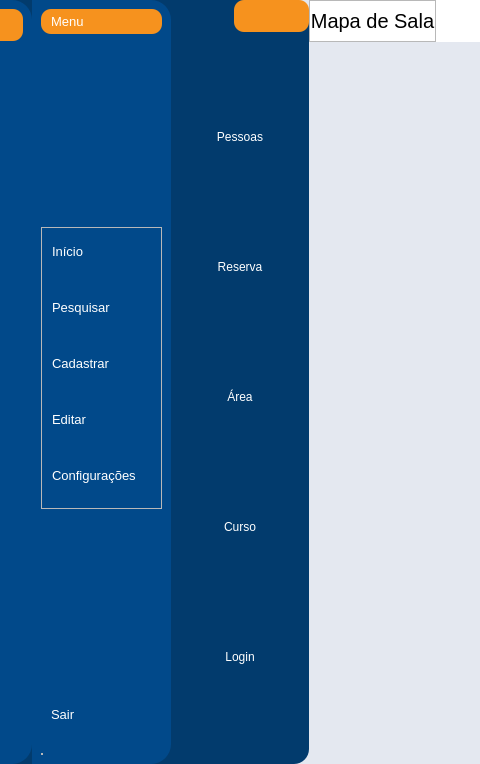
The window that App/view/ui/home.ui (Senac-SOR-ADS/Mapa-de-Sala) describes before a commit, drawn with Qt 5; both pictures show x 85 to 565 and y 0 to 764 of the 1260 by 764 pixel window.
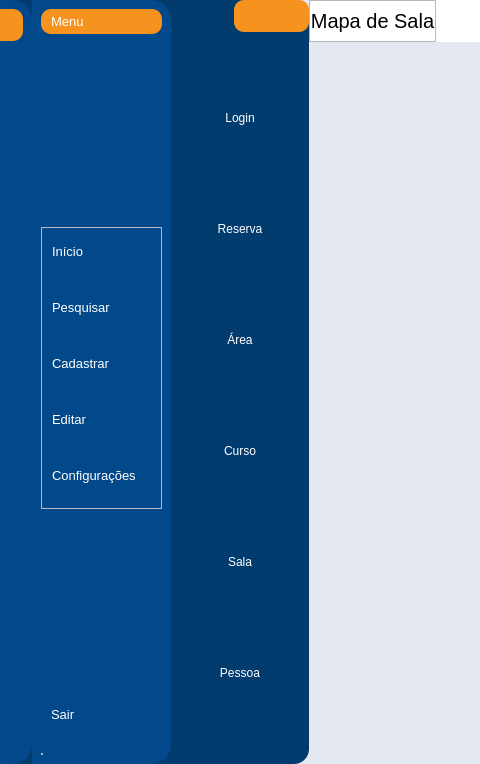
The same window after the commit. The open tabs and pages were chosen to show the change. Icons and pictures are not drawn.

Commit message:
adicionando tela edit salas (#147)
* mudando nome dos icones e atualizando informações da home e agr puxando telas de edit

* mudando os icones de erro e concluido

* colocando caminho certo no icone de tela cheia

* caminho do icone da tela maximizada agr

* adicionando tela de edit sala

* arrumando tabulação

What changed in the file:
```diff
--- a/App/view/ui/home.ui
+++ b/App/view/ui/home.ui
@@ -1047,7 +1047,7 @@
                   <widget class="QWidget" name="editar">
                    <layout class="QVBoxLayout" name="verticalLayout_10">
                     <item>
-                     <widget class="QPushButton" name="btnEditarPessoas">
+                     <widget class="QPushButton" name="btnEditarLogin">
                       <property name="minimumSize">
                        <size>
                         <width>119</width>
@@ -1058,7 +1058,7 @@
                        <cursorShape>PointingHandCursor</cursorShape>
                       </property>
                       <property name="text">
-                       <string>Pessoas</string>
+                       <string>Login</string>
                       </property>
                       <property name="autoExclusive">
                        <bool>true</bool>
@@ -1123,7 +1123,7 @@
                      </widget>
                     </item>
                     <item>
-                     <widget class="QPushButton" name="btnEditarLogin">
+                     <widget class="QPushButton" name="btnEditarSala">
                       <property name="minimumSize">
                        <size>
                         <width>119</width>
@@ -1134,7 +1134,23 @@
                        <cursorShape>PointingHandCursor</cursorShape>
                       </property>
                       <property name="text">
-                       <string>Login</string>
+                       <string>Sala</string>
+                      </property>
+                     </widget>
+                    </item>
+                    <item>
+                     <widget class="QPushButton" name="btnEditarPessoas">
+                      <property name="minimumSize">
+                       <size>
+                        <width>119</width>
+                        <height>56</height>
+                       </size>
+                      </property>
+                      <property name="cursor">
+                       <cursorShape>PointingHandCursor</cursorShape>
+                      </property>
+                      <property name="text">
+                       <string>Pessoa</string>
                       </property>
                       <property name="autoExclusive">
                        <bool>true</bool>
```
Left out of the diff: 4 changed lines with no effect on the pictures. The commit also changes 3 other files.
